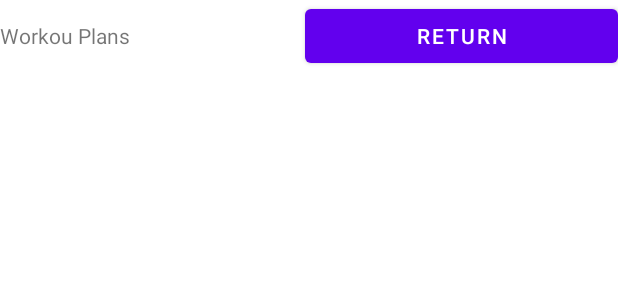
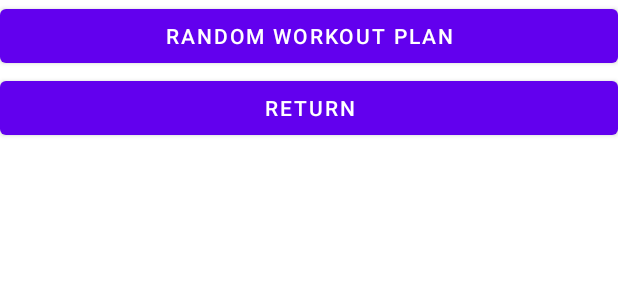
Before and after one commit to MichalDurlak/MyPersonalTrainer, an Android app: the layout activity_workout_plans.xml on its own in the app's theme, with its tools: preview values and no code run, on a phone screen of 412 x 824 dp. Shown: the top 300 px of the screen. Run offline under Robolectric (Android 15) with nearby library versions, the phone set to English and light mode, and no system bars.

Commit message:
Added workout Plans using fragment To do: make seperate fragment for woman and man + add more trainings plans

```diff
--- a/app/build.gradle
+++ b/app/build.gradle
@@ -45,6 +45,7 @@ dependencies {
     implementation 'androidx.cardview:cardview:1.0.0'
     implementation 'com.google.android.material:material:1.2.1'
     implementation 'androidx.constraintlayout:constraintlayout:2.0.4'
+    implementation 'androidx.legacy:legacy-support-v4:1.0.0'
 
     debugImplementation 'im.dino:dbinspector:3.4.1@aar'
     testImplementation 'junit:junit:4.+'
--- a/app/src/main/res/layout/activity_workout_plans.xml
+++ b/app/src/main/res/layout/activity_workout_plans.xml
@@ -3,20 +3,30 @@
     xmlns:app="http://schemas.android.com/apk/res-auto"
     xmlns:tools="http://schemas.android.com/tools"
     android:layout_width="match_parent"
-    android:layout_height="match_parent"
+    android:layout_height="wrap_content"
+    android:orientation="vertical"
     tools:context=".WorkoutPlans">
 
-    <TextView
-        android:id="@+id/textView"
-        android:layout_width="wrap_content"
+
+    <Button
+        android:id="@+id/btn_randomWorkoutPlan"
+        android:layout_width="match_parent"
         android:layout_height="wrap_content"
         android:layout_weight="1"
-        android:text="Workou Plans" />
+        android:text="Random Workout Plan" />
+
+    <LinearLayout
+        android:id="@+id/fragmentContainer"
+        android:layout_width="match_parent"
+        android:layout_height="match_parent"
+        android:layout_weight="1"
+        android:orientation="vertical"></LinearLayout>
 
     <Button
         android:id="@+id/btn_Return"
-        android:layout_width="wrap_content"
+        android:layout_width="match_parent"
         android:layout_height="wrap_content"
         android:layout_weight="1"
         android:text="Return" />
+
 </LinearLayout>
--- a/app/src/main/res/values/strings.xml
+++ b/app/src/main/res/values/strings.xml
@@ -1,3 +1,5 @@
 <resources>
     <string name="app_name">MyPersonalTrainer</string>
+    <!-- TODO: Remove or change this placeholder text -->
+    <string name="hello_blank_fragment">Hello blank fragment</string>
 </resources>
```
Also changed, not shown: app/src/main/java/com/example/mypersonaltrainer/WorkoutPlans.kt (+17 -0 lines), app/src/main/java/com/example/mypersonaltrainer/workoutPlansContent.kt (added, +100 -0 lines), app/src/main/res/layout/fragment_workout_plans_content.xml (added, +15 -0 lines).
